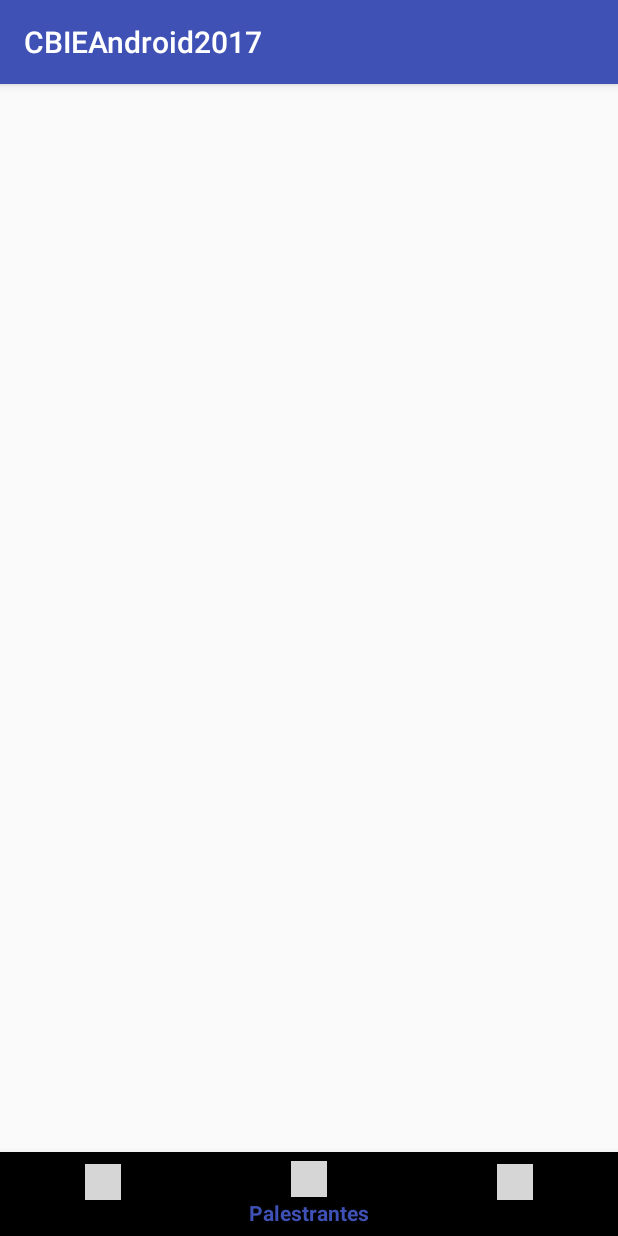
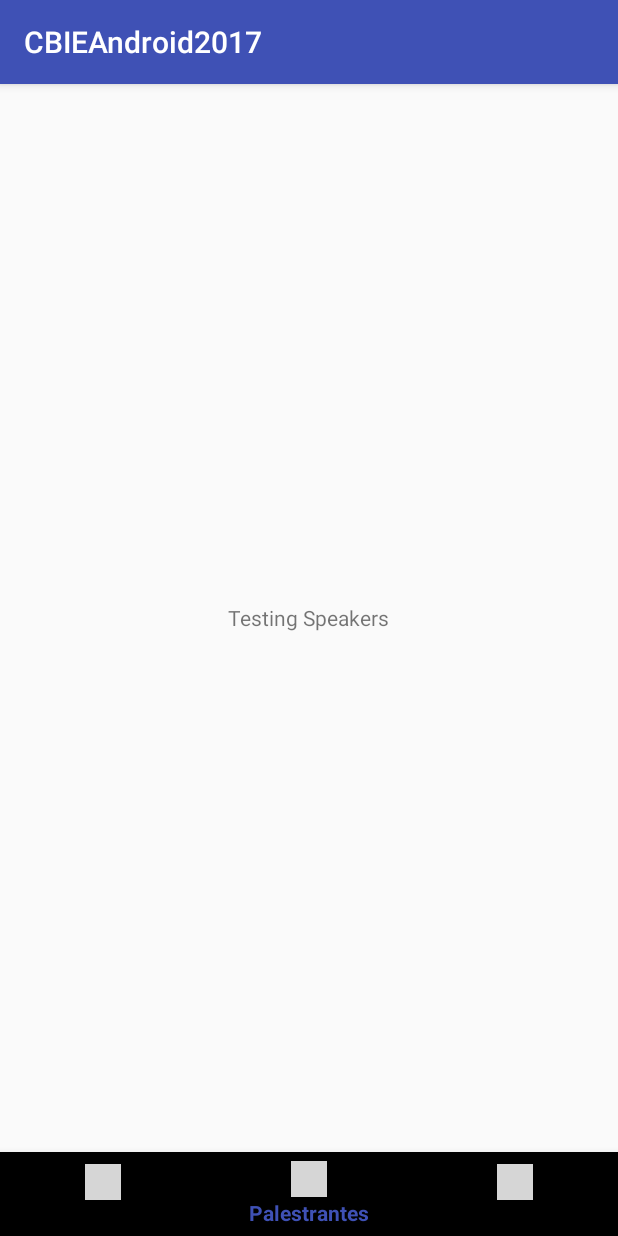
Before and after one commit to tuxao/CBIEAndroid2017, an Android app: the screen it shows after launch (MainActivity), item 2 of the bottom bar chosen, on a phone screen of 412 x 824 dp. Run offline under Robolectric (Android 15) with nearby library versions, the phone set to English and light mode, and no system bars; libraries missing offline, so code that uses them is left out: android.support.design; grey boxes are pictures that could not be loaded.

Commit message:
Bottom Navigation Bar funcionando

```diff
--- /dev/null
+++ b/app/src/main/java/com/example/arthur/cbieandroid2017/InfoFragment.java
@@ -0,0 +1,19 @@
+package com.example.arthur.cbieandroid2017;
+
+import android.os.Bundle;
+import android.support.v4.app.Fragment;
+import android.view.LayoutInflater;
+import android.view.View;
+import android.view.ViewGroup;
+
+/**
+ * Created by Arthur on 26/06/2017.
+ */
+
+public class InfoFragment extends Fragment {
+
+    @Override
+    public View onCreateView(LayoutInflater inflater, ViewGroup container, Bundle savedInstanceState) {
+        return inflater.inflate(R.layout.fragment_info, container, false);
+    }
+}
--- a/app/src/main/java/com/example/arthur/cbieandroid2017/MainActivity.java
+++ b/app/src/main/java/com/example/arthur/cbieandroid2017/MainActivity.java
@@ -1,13 +1,57 @@
 package com.example.arthur.cbieandroid2017;
 
+import android.support.annotation.NonNull;
+import android.support.design.internal.BottomNavigationMenu;
+import android.support.design.widget.BottomNavigationView;
+import android.support.v4.app.Fragment;
+import android.support.v4.app.FragmentManager;
+import android.support.v4.app.FragmentTransaction;
 import android.support.v7.app.AppCompatActivity;
 import android.os.Bundle;
+import android.view.MenuItem;
 
 public class MainActivity extends AppCompatActivity {
+
+    private Fragment fragment;
+    private FragmentManager fragmentManager;
 
     @Override
     protected void onCreate(Bundle savedInstanceState) {
         super.onCreate(savedInstanceState);
         setContentView(R.layout.activity_main);
+
+        fragmentManager = getSupportFragmentManager();
+        fragment = new ScheduleFragment();
+
+        final FragmentTransaction transaction = fragmentManager.beginTransaction();
+        transaction.add(R.id.content_container, fragment).commit();
+
+        BottomNavigationView navigationBar = (BottomNavigationView) findViewById(R.id.navigation_bar);
+
+        navigationBar.setOnNavigationItemSelectedListener(new BottomNavigationView.OnNavigationItemSelectedListener() {
+            @Override
+            public boolean onNavigationItemSelected(@NonNull MenuItem item) {
+
+                switch (item.getItemId()) {
+
+                    case R.id.action_schedule:
+                        fragment = new ScheduleFragment();
+                        break;
+
+                    case R.id.action_speakers:
+                        fragment = new SpeakersFragment();
+                        break;
+
+                    case R.id.action_info:
+                        fragment = new InfoFragment();
+                        break;
+                }
+
+                final FragmentTransaction transaction = fragmentManager.beginTransaction();
+                transaction.replace(R.id.content_container, fragment).commit();
+                return true;
+            }
+        });
+
     }
 }
--- /dev/null
+++ b/app/src/main/java/com/example/arthur/cbieandroid2017/ScheduleFragment.java
@@ -0,0 +1,19 @@
+package com.example.arthur.cbieandroid2017;
+
+import android.os.Bundle;
+import android.support.v4.app.Fragment;
+import android.view.LayoutInflater;
+import android.view.View;
+import android.view.ViewGroup;
+
+/**
+ * Created by Arthur on 26/06/2017.
+ */
+
+public class ScheduleFragment extends Fragment {
+
+    @Override
+    public View onCreateView(LayoutInflater inflater, ViewGroup container, Bundle savedInstanceState) {
+        return inflater.inflate(R.layout.fragment_schedule, container, false);
+    }
+}
--- /dev/null
+++ b/app/src/main/java/com/example/arthur/cbieandroid2017/SpeakersFragment.java
@@ -0,0 +1,19 @@
+package com.example.arthur.cbieandroid2017;
+
+import android.os.Bundle;
+import android.support.v4.app.Fragment;
+import android.view.LayoutInflater;
+import android.view.View;
+import android.view.ViewGroup;
+
+/**
+ * Created by Arthur on 26/06/2017.
+ */
+
+public class SpeakersFragment extends Fragment {
+
+    @Override
+    public View onCreateView(LayoutInflater inflater, ViewGroup container, Bundle savedInstanceState) {
+        return inflater.inflate(R.layout.fragment_speakers, container, false);
+    }
+}
--- a/app/src/main/res/layout/activity_main.xml
+++ b/app/src/main/res/layout/activity_main.xml
@@ -14,4 +14,10 @@
         android:layout_alignParentBottom="true"
         design:menu="@menu/menu_navigation"/>
 
+    <RelativeLayout
+        android:id="@+id/content_container"
+        android:layout_width="match_parent"
+        android:layout_height="match_parent"
+        android:layout_above="@id/navigation_bar" />
+
 </RelativeLayout>
```
